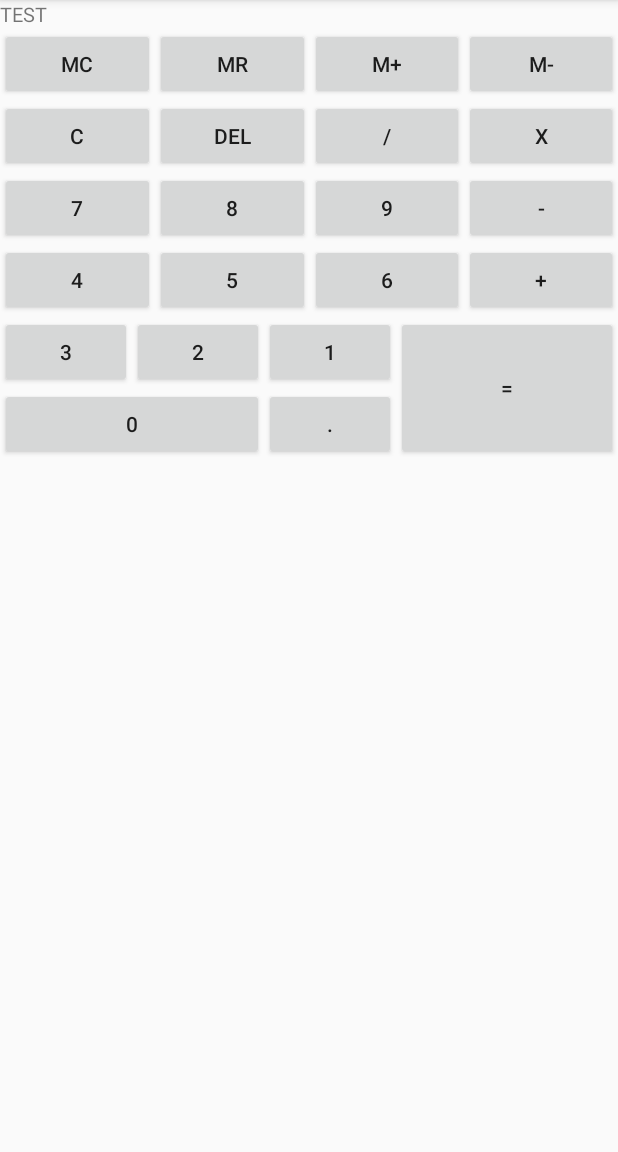
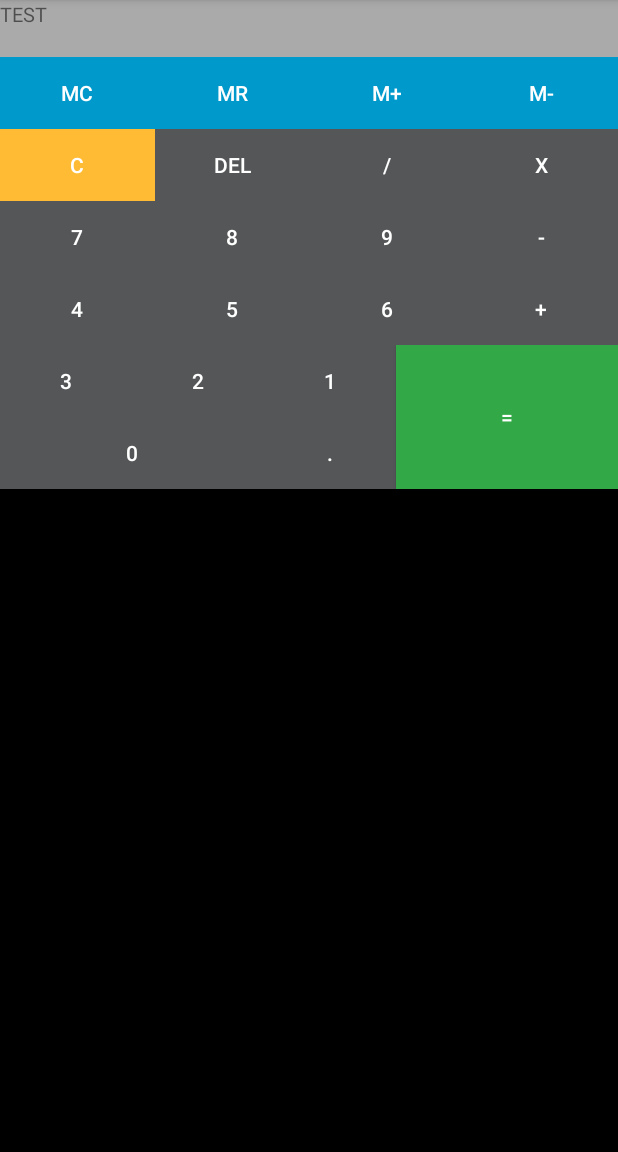
Before and after one commit to zimomar/Calculatrice, an Android app: the screen it shows after launch (MainActivity), on a phone screen of 412 x 824 dp, the part 84-1236 px from its top. Run offline under Robolectric (Android 15) with nearby library versions, the phone set to English and light mode, and no system bars.

Commit message:
ajout couleurs + textView qui affiche les opérations

```diff
--- a/app/src/main/res/layout/activity_main.xml
+++ b/app/src/main/res/layout/activity_main.xml
@@ -2,20 +2,36 @@
 <LinearLayout xmlns:android="http://schemas.android.com/apk/res/android"
     android:layout_width="fill_parent"
     android:layout_height="fill_parent"
-    android:orientation="vertical">
+    android:orientation="vertical"
+    android:background="@android:color/black">
 
+    <LinearLayout xmlns:android="http://schemas.android.com/apk/res/android"
+        android:layout_width="fill_parent"
+        android:layout_height="wrap_content"
+        android:orientation="vertical"
+
+        >
     <TextView
-        android:id="@+id/EditText01"
+        android:id="@+id/operation"
         android:layout_width="fill_parent"
         android:layout_height="wrap_content"
         android:cursorVisible="false"
         android:text="TEST"
-        android:textSize="20px" />
+        android:textSize="20px"
+        android:background="@android:color/darker_gray"
+        />
+        <TextView
+            android:layout_width="match_parent"
+            android:layout_height="match_parent"
+            android:background="@android:color/darker_gray"/>
+
+    </LinearLayout>
 
     <LinearLayout xmlns:android="http://schemas.android.com/apk/res/android"
         android:layout_width="fill_parent"
         android:layout_height="wrap_content"
         android:orientation="horizontal"
+        android:background="@android:color/black"
 
         >
 
@@ -24,28 +40,37 @@
             android:layout_width="fill_parent"
             android:layout_height="wrap_content"
             android:layout_weight="1"
-            android:text="MC" />
+            android:text="MC"
+            android:background="@android:color/holo_blue_dark"
+            android:textColor="@android:color/white"/>
+
 
         <Button
             android:id="@+id/buttonMR"
             android:layout_width="fill_parent"
             android:layout_height="wrap_content"
             android:layout_weight="1"
-            android:text="MR" />
+            android:text="MR"
+            android:background="@android:color/holo_blue_dark"
+            android:textColor="@android:color/white"/>
 
         <Button
             android:id="@+id/buttonMP"
             android:layout_width="fill_parent"
             android:layout_height="wrap_content"
             android:layout_weight="1"
-            android:text="M+" />
+            android:text="M+"
+            android:background="@android:color/holo_blue_dark"
+            android:textColor="@android:color/white"/>
 
         <Button
             android:id="@+id/buttonMM"
             android:layout_width="fill_parent"
             android:layout_height="wrap_content"
             android:layout_weight="1"
-            android:text="M-" />
+            android:text="M-"
+            android:background="@android:color/holo_blue_dark"
+            android:textColor="@android:color/white"/>
     </LinearLayout>
 
     <LinearLayout xmlns:android="http://schemas.android.com/apk/res/android"
@@ -58,28 +83,36 @@
             android:layout_width="match_parent"
             android:layout_height="wrap_content"
             android:layout_weight="1"
-            android:text="C" />
+            android:text="C"
+            android:background="@android:color/holo_orange_light"
+            android:textColor="@android:color/white"/>
 
         <Button
             android:id="@+id/buttonDel"
             android:layout_width="match_parent"
             android:layout_height="wrap_content"
             android:layout_weight="1"
-            android:text="DEL" />
+            android:text="DEL"
+            android:textColor="@android:color/white"
+            android:background="#545657"/>
 
         <Button
             android:id="@+id/buttonS"
             android:layout_width="match_parent"
             android:layout_height="wrap_content"
             android:layout_weight="1"
-            android:text="/" />
+            android:text="/"
+            android:textColor="@android:color/white"
+            android:background="#545657"/>
 
         <Button
             android:id="@+id/buttonX"
             android:layout_width="match_parent"
             android:layout_height="wrap_content"
             android:layout_weight="1"
-            android:text="x" />
+            android:text="x"
+            android:textColor="@android:color/white"
+            android:background="#545657"/>
     </LinearLayout>
 
     <LinearLayout xmlns:android="http://schemas.android.com/apk/res/android"
@@ -92,63 +125,80 @@
             android:layout_width="match_parent"
             android:layout_height="wrap_content"
             android:layout_weight="1"
-            android:text="7" />
+            android:text="7"
+            android:background="#545657"
+            android:textColor="@android:color/white"/>
 
         <Button
             android:id="@+id/button8"
             android:layout_width="match_parent"
             android:layout_height="wrap_content"
             android:layout_weight="1"
-            android:text="8" />
+            android:text="8"
+            android:background="#545657"
+            android:textColor="@android:color/white"/>
 
         <Button
             android:id="@+id/button9"
             android:layout_width="match_parent"
             android:layout_height="wrap_content"
             android:layout_weight="1"
-            android:text="9" />
+            android:text="9"
+            android:background="#545657"
+            android:textColor="@android:color/white"/>
 
         <Button
             android:id="@+id/buttonMultiplier"
             android:layout_width="match_parent"
             android:layout_height="wrap_content"
             android:layout_weight="1"
-            android:text="-" />
+            android:text="-"
+            android:background="#545657"
+            android:textColor="@android:color/white"/>
 
     </LinearLayout>
 
     <LinearLayout xmlns:android="http://schemas.android.com/apk/res/android"
         android:layout_width="match_parent"
         android:layout_height="wrap_content"
-        android:orientation="horizontal">
+        android:orientation="horizontal"
+        android:textColor="@android:color/white">
 
         <Button
             android:id="@+id/button4"
             android:layout_width="match_parent"
             android:layout_height="wrap_content"
             android:layout_weight="1"
-            android:text="4" />
+            android:text="4"
+            android:background="#545657"
+            android:textColor="@android:color/white"/>
 
         <Button
             android:id="@+id/button5"
             android:layout_width="match_parent"
             android:layout_height="wrap_content"
             android:layout_weight="1"
-            android:text="5" />
+            android:text="5"
+            android:background="#545657"
+            android:textColor="@android:color/white"/>
 
         <Button
             android:id="@+id/button6"
             android:layout_width="match_parent"
             android:layout_height="wrap_content"
             android:layout_weight="1"
-            android:text="6" />
+            android:text="6"
+            android:background="#545657"
+            android:textColor="@android:color/white"/>
 
         <Button
             android:id="@+id/buttonMoins"
             android:layout_width="match_parent"
             android:layout_height="wrap_content"
             android:layout_weight="1"
-            android:text="+" />
+            android:text="+"
+            android:background="#545657"
+            android:textColor="@android:color/white"/>
 
     </LinearLayout>
 
@@ -173,21 +223,27 @@
                     android:layout_width="match_parent"
                     android:layout_height="wrap_content"
                     android:layout_weight="1"
-                    android:text="3" />
+                    android:text="3"
+                    android:background="#545657"
+                    android:textColor="@android:color/white"/>
 
                 <Button
                     android:id="@+id/button2"
                     android:layout_width="match_parent"
                     android:layout_height="wrap_content"
                     android:layout_weight="1"
-                    android:text="2" />
+                    android:text="2"
+                    android:background="#545657"
+                    android:textColor="@android:color/white"/>
 
                 <Button
                     android:id="@+id/button1"
                     android:layout_width="match_parent"
                     android:layout_height="wrap_content"
                     android:layout_weight="1"
-                    android:text="1" />
+                    android:text="1"
+                    android:background="#545657"
+                    android:textColor="@android:color/white"/>
 
 
             </LinearLayout>
@@ -202,14 +258,18 @@
                     android:layout_width="match_parent"
                     android:layout_height="wrap_content"
                     android:layout_weight="1"
-                    android:text="0" />
+                    android:text="0"
+                    android:background="#545657"
+                    android:textColor="@android:color/white"/>
 
                 <Button
                     android:id="@+id/buttonV"
                     android:layout_width="match_parent"
                     android:layout_height="wrap_content"
                     android:layout_weight="2"
-                    android:text="." />
+                    android:text="."
+                    android:background="#545657"
+                    android:textColor="@android:color/white"/>
             </LinearLayout>
 
         </LinearLayout>
@@ -219,7 +279,9 @@
             android:layout_width="match_parent"
             android:layout_height="match_parent"
             android:layout_weight="500"
-            android:text="=" />
+            android:text="="
+            android:background="#32a846"
+            android:textColor="@android:color/white"/>
 
     </LinearLayout>
 </LinearLayout>
--- a/app/src/main/res/values/colors.xml
+++ b/app/src/main/res/values/colors.xml
@@ -3,4 +3,13 @@
     <color name="colorPrimary">#008577</color>
     <color name="colorPrimaryDark">#00574B</color>
     <color name="colorAccent">#D81B60</color>
+
+    <color name="black">#000</color>
+    <color name="violet">#9400D3</color>
+    <color name="indigo">#4B0082</color>
+    <color name="blue">#0000FF</color>
+    <color name="green">#00FF00</color>
+    <color name="yellow">#FFFF00</color>
+    <color name="orange">#FF7F00</color>
+    <color name="red">#FF0000</color>
 </resources>
```
